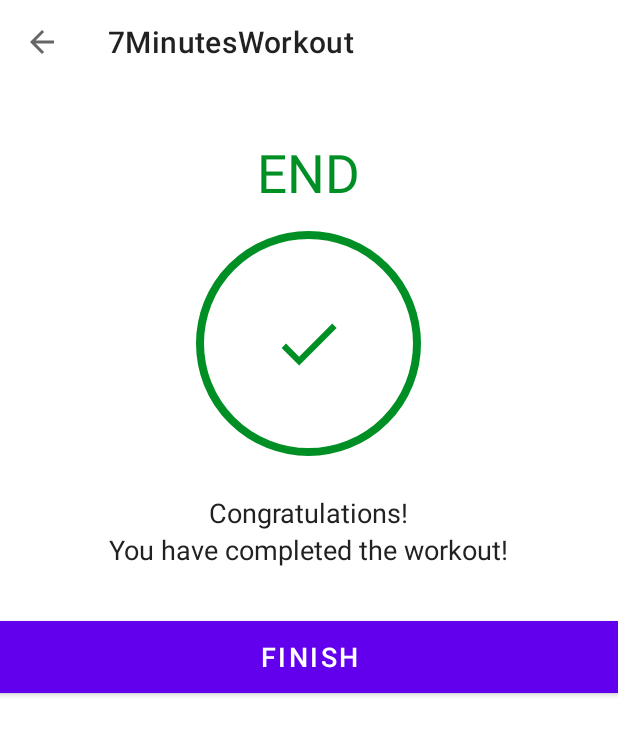
After one commit to omprasad1997/7MinutesWorkout, an Android app: the FinishActivity screen opened directly, with no data from a screen before it, on a phone screen of 412 x 824 dp. The commit adds this screen. Shown: the top 735 px of the screen. Run offline under Robolectric (Android 15) with nearby library versions, the phone set to English and light mode, and no system bars.

Commit message:
finished the finished activity

```diff
--- a/app/src/main/AndroidManifest.xml
+++ b/app/src/main/AndroidManifest.xml
@@ -1,11 +1,13 @@
 <?xml version="1.0" encoding="utf-8"?>
 <manifest xmlns:android="http://schemas.android.com/apk/res/android"
     package="com.example.a7minutesworkout">
+
     <queries>
         <intent>
-            <action android:name="android.intent.action.TTS_SERVICE"/>
+            <action android:name="android.intent.action.TTS_SERVICE" />
         </intent>
     </queries>
+
     <application
         android:allowBackup="true"
         android:icon="@mipmap/ic_launcher"
@@ -13,6 +15,9 @@
         android:roundIcon="@mipmap/ic_launcher_round"
         android:supportsRtl="true"
         android:theme="@style/Theme.7MinutesWorkout">
+        <activity
+            android:name=".FinishActivity"
+            android:exported="false" />
         <activity
             android:name=".ExerciseActivity"
             android:exported="false" />
--- a/app/src/main/java/com/example/a7minutesworkout/ExerciseActivity.kt
+++ b/app/src/main/java/com/example/a7minutesworkout/ExerciseActivity.kt
@@ -1,5 +1,6 @@
 package com.example.a7minutesworkout
 
+import android.content.Intent
 import android.media.MediaPlayer
 import android.net.Uri
 import androidx.appcompat.app.AppCompatActivity
@@ -22,10 +23,10 @@
 
     private var restTimer: CountDownTimer? = null
     private var restProgress = 0
-
+    private var restTimerDuration:Long = 10 //10 seconds
     private var exerciseTimer: CountDownTimer? = null
     private var exerciseProgress = 0
-
+    private var exerciseTimerDuration:Long = 30 //30 seconds
     private var exerciseList: ArrayList<ExerciseModel>? = null
     private var currentExercisePosition = -1
     private var tts: TextToSpeech? = null // Variable for TextToSpeech
@@ -97,7 +98,7 @@
     private fun setRestProgressBar() {
         binding?.progressBar?.progress = restProgress
 
-        restTimer = object : CountDownTimer(10000, 1000) {
+        restTimer = object : CountDownTimer(restTimerDuration*1000, 1000) {
             override fun onTick(millisUntilFinished: Long) {
                 restProgress++
                 binding?.progressBar?.progress = 10 - restProgress
@@ -135,7 +136,7 @@
     private fun setExerciseProgressBar() {
         binding?.exerciseProgressBar?.progress = exerciseProgress
 
-        exerciseTimer = object : CountDownTimer(30000, 1000) {
+        exerciseTimer = object : CountDownTimer(exerciseTimerDuration*1000, 1000) {
             override fun onTick(millisUntilFinished: Long) {
                 exerciseProgress++
                 binding?.exerciseProgressBar?.progress = 30 - exerciseProgress
@@ -143,19 +144,15 @@
             }
 
             override fun onFinish() {
-
-                exerciseList!![currentExercisePosition].isSelected = false
-                exerciseList!![currentExercisePosition].isCompleted = true
-                exerciseStatusAdapter?.notifyDataSetChanged()
-
                 if (currentExercisePosition < exerciseList!!.size - 1) {
+                    exerciseList!![currentExercisePosition].isSelected = false
+                    exerciseList!![currentExercisePosition].isCompleted = true
+                    exerciseStatusAdapter?.notifyDataSetChanged()
                     setupRestView()
                 } else {
-                    Toast.makeText(
-                        this@ExerciseActivity,
-                        "Congratulations! You have completed the 7 minutes workout.",
-                        Toast.LENGTH_LONG
-                    ).show()
+                    finish()
+                    val intent = Intent(this@ExerciseActivity, FinishActivity::class.java)
+                    startActivity(intent)
                 }
             }
         }.start()
--- /dev/null
+++ b/app/src/main/java/com/example/a7minutesworkout/FinishActivity.kt
@@ -0,0 +1,31 @@
+package com.example.a7minutesworkout
+
+import androidx.appcompat.app.AppCompatActivity
+import android.os.Bundle
+import com.example.a7minutesworkout.databinding.ActivityExcerciseBinding
+import com.example.a7minutesworkout.databinding.ActivityFinishBinding
+
+class FinishActivity : AppCompatActivity() {
+
+    private var binding:ActivityFinishBinding? = null
+
+    override fun onCreate(savedInstanceState: Bundle?) {
+        super.onCreate(savedInstanceState)
+
+        binding = ActivityFinishBinding.inflate(layoutInflater)
+        setContentView(binding?.root)
+
+        setSupportActionBar(binding?.toolbarFinishActivity)
+        if(supportActionBar != null){
+            supportActionBar?.setDisplayHomeAsUpEnabled(true)
+        }
+
+        binding?.toolbarFinishActivity?.setNavigationOnClickListener {
+            onBackPressed()
+        }
+
+        binding?.btnFinish?.setOnClickListener {
+            finish()
+        }
+    }
+}
--- /dev/null
+++ b/app/src/main/res/drawable/ic_action_done.xml
@@ -0,0 +1,10 @@
+<vector xmlns:android="http://schemas.android.com/apk/res/android"
+    android:width="24dp"
+    android:height="24dp"
+    android:viewportWidth="24"
+    android:viewportHeight="24"
+    android:tint="@color/colorAccent">
+  <path
+      android:fillColor="@android:color/white"
+      android:pathData="M9,16.2L4.8,12l-1.4,1.4L9,19 21,7l-1.4,-1.4L9,16.2z"/>
+</vector>
--- /dev/null
+++ b/app/src/main/res/layout/activity_finish.xml
@@ -0,0 +1,67 @@
+<?xml version="1.0" encoding="utf-8"?>
+<LinearLayout xmlns:android="http://schemas.android.com/apk/res/android"
+    xmlns:tools="http://schemas.android.com/tools"
+    android:layout_width="match_parent"
+    android:layout_height="match_parent"
+    android:gravity="center_horizontal"
+    android:orientation="vertical"
+    tools:context=".FinishActivity">
+
+    <androidx.appcompat.widget.Toolbar
+        android:id="@+id/toolbar_finish_activity"
+        android:layout_width="match_parent"
+        android:layout_height="?android:attr/actionBarSize"
+        android:background="#FFFFFF" />
+
+    <TextView
+        android:id="@+id/tvEnd"
+        android:layout_width="wrap_content"
+        android:layout_height="wrap_content"
+        android:layout_marginTop="35dp"
+        android:text="END"
+        android:textColor="@color/colorAccent"
+        android:textSize="35sp" />
+
+    <LinearLayout
+        android:layout_width="150dp"
+        android:layout_height="150dp"
+        android:layout_gravity="center"
+        android:layout_marginTop="15dp"
+        android:background="@drawable/item_circular_color_accent_border"
+        android:gravity="center">
+
+        <!--Here the ic_action_done image in added in the drawables folders.-->
+        <ImageView
+            android:layout_width="50dp"
+            android:layout_height="50dp"
+            android:contentDescription="@string/image"
+            android:src="@drawable/ic_action_done" />
+    </LinearLayout>
+
+    <TextView
+        android:layout_width="wrap_content"
+        android:layout_height="wrap_content"
+        android:layout_marginTop="25dp"
+        android:text="Congratulations!"
+        android:textColor="#212121"
+        android:textSize="18sp" />
+
+    <TextView
+        android:layout_width="wrap_content"
+        android:layout_height="wrap_content"
+        android:text="You have completed the workout!"
+        android:textColor="#212121"
+        android:textSize="18sp" />
+
+    <Button
+        android:id="@+id/btnFinish"
+        android:layout_width="match_parent"
+        android:layout_height="wrap_content"
+        android:layout_gravity="bottom"
+        android:layout_marginTop="35dp"
+        android:background="@color/colorAccent"
+        android:text="FINISH"
+        android:textColor="#FFFFFF"
+        android:textSize="18sp" />
+
+</LinearLayout>
```
